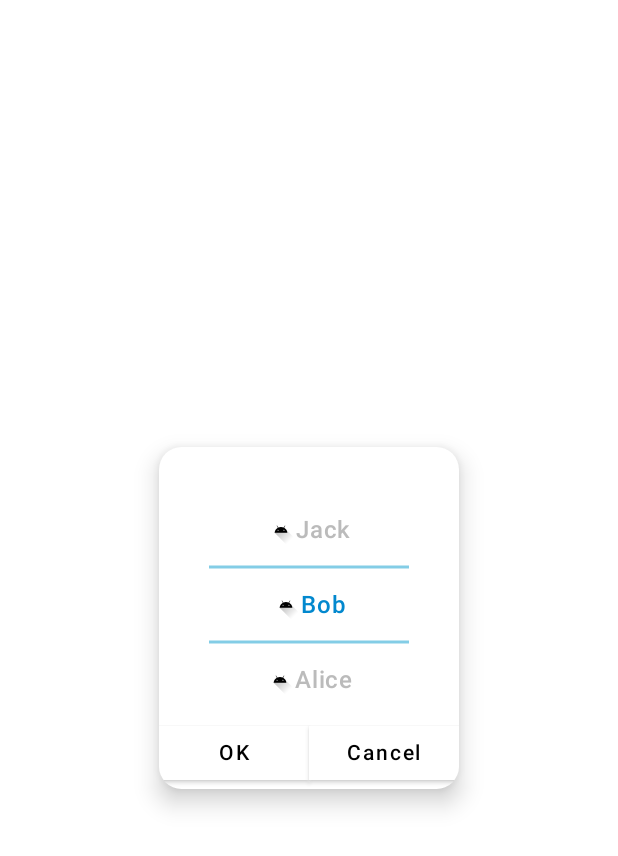
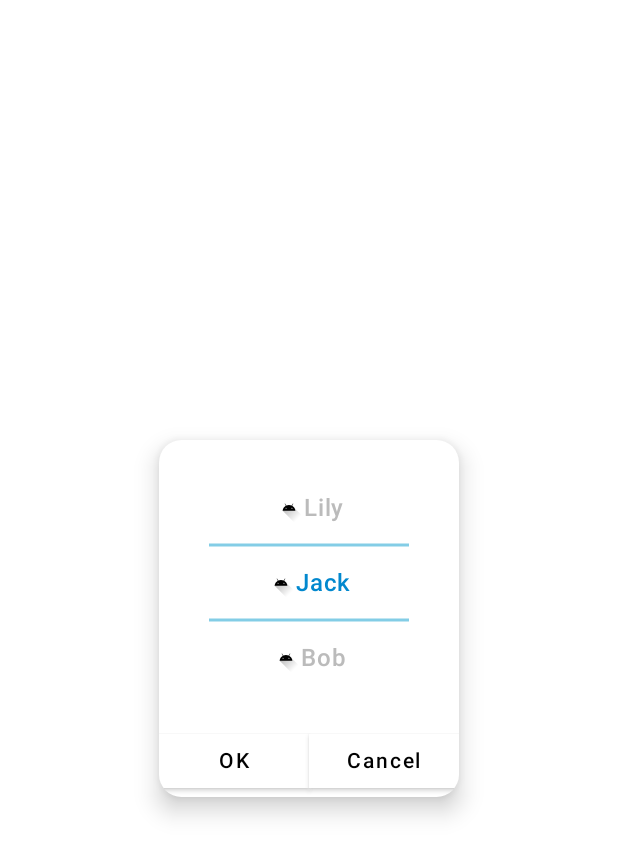
Before and after one commit to RugerMcCarthy/ScrollableSelectLayout, an Android app built with Jetpack Compose: the screen it shows after launch (MainActivity), after a tap on "OK", on a phone screen of 412 x 824 dp. Shown: the top 856 px of the screen. Run offline under Robolectric (Android 15) with nearby library versions, the phone set to English and light mode, and no system bars.

Commit message:
fix: 滚动组件页面销毁状态恢复

```diff
--- a/app/src/main/java/edu/bupt/composestudy/MainActivity.kt
+++ b/app/src/main/java/edu/bupt/composestudy/MainActivity.kt
@@ -6,11 +6,11 @@ import androidx.activity.compose.setContent
 import androidx.appcompat.app.AppCompatActivity
 import androidx.compose.foundation.background
 import androidx.compose.foundation.layout.*
-import androidx.compose.material.ExperimentalMaterialApi
-import androidx.compose.material.Icon
-import androidx.compose.material.MaterialTheme
-import androidx.compose.material.Text
+import androidx.compose.foundation.lazy.rememberLazyListState
+import androidx.compose.foundation.shape.RoundedCornerShape
+import androidx.compose.material.*
 import androidx.compose.runtime.remember
+import androidx.compose.runtime.saveable.rememberSaveable
 import androidx.compose.ui.Alignment
 import androidx.compose.ui.Modifier
 import androidx.compose.ui.graphics.Color
@@ -40,12 +40,41 @@ class MainActivity: AppCompatActivity() {
             Box(Modifier.fillMaxSize(),
                 contentAlignment = Alignment.Center
             ) {
-                SlideSelectBarLayout(items,
-                    header = {
-                        Spacer(modifier = Modifier.height(30.dp))
-                    },
-                    onSuccess = {
-                        Log.d("gzz", "$it")
+                var slideSelectBarState = rememberSaveable(saver =  SlideSelectBarState.Saver) {
+                    SlideSelectBarState(2)
+                }
+                SlideSelectBarLayout(
+                    items = items,
+                    slideSelectBarState = slideSelectBarState,
+                    modifier = Modifier.padding(vertical = 20.dp),
+                    footer = {
+                        Row(
+                            Modifier
+                                .fillMaxWidth()
+                        ) {
+                            Button(
+                                colors = ButtonDefaults.buttonColors(backgroundColor = Color.White),
+                                modifier = Modifier
+                                    .weight(1f),
+                                shape = RoundedCornerShape(0),
+                                onClick = {
+                                    Log.d("gzz", "index: ${slideSelectBarState.currentSwipeItemIndex}")
+                                }
+                            ) {
+                                Text("OK")
+                            }
+                            Button(
+                                colors = ButtonDefaults.buttonColors(backgroundColor = Color.White),
+                                shape = RoundedCornerShape(0),
+                                modifier = Modifier
+                                    .weight(1f),
+                                onClick = {
+                                    Log.d("gzz", "failure")
+                                }
+                            ) {
+                                Text("Cancel")
+                            }
+                        }
                     }
                 ) { item, selected->
                     Icon(painter = painterResource(id = R.drawable.ic_launcher_foreground)
--- a/app/src/main/java/edu/bupt/composestudy/SlideBarSelectLayout.kt
+++ b/app/src/main/java/edu/bupt/composestudy/SlideBarSelectLayout.kt
@@ -4,6 +4,7 @@ import android.util.Log
 import androidx.compose.foundation.background
 import androidx.compose.foundation.gestures.Orientation
 import androidx.compose.foundation.layout.*
+import androidx.compose.foundation.lazy.LazyListState
 import androidx.compose.foundation.shape.RoundedCornerShape
 import androidx.compose.material.Button
 import androidx.compose.material.ButtonDefaults
@@ -18,9 +19,13 @@ import androidx.compose.runtime.Composable
 import androidx.compose.runtime.getValue
 import androidx.compose.runtime.mutableStateOf
 import androidx.compose.runtime.remember
+import androidx.compose.runtime.saveable.Saver
+import androidx.compose.runtime.saveable.SaverScope
+import androidx.compose.runtime.saveable.listSaver
 import androidx.compose.runtime.setValue
 import androidx.compose.ui.Alignment
 import androidx.compose.ui.Modifier
+import androidx.compose.ui.composed
 import androidx.compose.ui.draw.drawWithContent
 import androidx.compose.ui.draw.shadow
 import androidx.compose.ui.focus.focusModifier
@@ -93,13 +98,33 @@ private fun <E> SlideSelectBarColumnContent(
     }
 }
 
+// 默认-1时初始状态为列表中间项
+class SlideSelectBarState(currentSwipeItemIndex: Int = -1) {
+    var currentSwipeItemIndex by mutableStateOf(currentSwipeItemIndex)
+
+    companion object {
+        val Saver = object: Saver<SlideSelectBarState, Int> {
+            override fun restore(value: Int): SlideSelectBarState {
+                return SlideSelectBarState(value)
+            }
+
+            override fun SaverScope.save(value: SlideSelectBarState): Int {
+                return value.currentSwipeItemIndex
+            }
+        }
+    }
+}
+
 @ExperimentalMaterialApi
 @Composable
-fun <E> SlideSelectBarLayout(items: List<E>,
+fun <E> SlideSelectBarLayout(
+    items: List<E>,
+    slideSelectBarState: SlideSelectBarState,
+    modifier: Modifier = Modifier,
     header: @Composable () -> Unit = {},
-                             onSuccess: (selectedIndex: Int) -> Unit,
-                             onFail: () -> Unit = {},
-                             content: @Composable RowScope.(E, Boolean) -> Unit) {
+    footer: @Composable () -> Unit = {},
+    content: @Composable RowScope.(E, Boolean) -> Unit
+) {
     val itemWidth = 200.dp
     val itemHeight = 50.dp
     val slideSelectBarColumnItems = remember(items) {
@@ -108,8 +133,11 @@ fun <E> SlideSelectBarLayout(items: List<E>,
         }
     }
     var midItemIndexStart = remember(slideSelectBarColumnItems) {
-        val midItemIndexStart = (((slideSelectBarColumnItems.size - 1) / 2) - 1).coerceAtLeast(0).coerceAtMost(slideSelectBarColumnItems.size - 2)
+        val midItemIndexStart = if (slideSelectBarState.currentSwipeItemIndex != -1) {
+            slideSelectBarState.currentSwipeItemIndex - 1
+        } else (((slideSelectBarColumnItems.size - 1) / 2) - 1).coerceAtLeast(0).coerceAtMost(slideSelectBarColumnItems.size - 2)
         slideSelectBarColumnItems[midItemIndexStart + 1].selected = true
+        slideSelectBarState.currentSwipeItemIndex = midItemIndexStart + 1
         midItemIndexStart
     }
     val anthors = remember(slideSelectBarColumnItems) {
@@ -123,6 +151,7 @@ fun <E> SlideSelectBarLayout(items: List<E>,
         slideSelectBarColumnItems[midItemIndexStart + 1].selected = false
         slideSelectBarColumnItems[it + 1].selected = true
         midItemIndexStart = it
+        slideSelectBarState.currentSwipeItemIndex = midItemIndexStart + 1
         true
     }
     Column(
@@ -137,6 +166,7 @@ fun <E> SlideSelectBarLayout(items: List<E>,
         Box(modifier = Modifier.fillMaxWidth()) {
             header()
         }
+        Box(modifier = Modifier.then(modifier)) {
             Box(
                 modifier = Modifier
                     .fillMaxWidth()
@@ -201,32 +231,9 @@ fun <E> SlideSelectBarLayout(items: List<E>,
                     )
                 }
             }
-            Row(
-                Modifier
-                    .fillMaxWidth()
-            ) {
-                Button(
-                    colors = ButtonDefaults.buttonColors(backgroundColor = Color.White),
-                    modifier = Modifier
-                        .weight(1f),
-                    shape = RoundedCornerShape(0),
-                    onClick = {
-                        onSuccess(midItemIndexStart + 1)
         }
-                ) {
-                    Text("OK")
-                }
-                Button(
-                    colors = ButtonDefaults.buttonColors(backgroundColor = Color.White),
-                    shape = RoundedCornerShape(0),
-                    modifier = Modifier
-                        .weight(1f),
-                    onClick = {
-                        onFail()
-                    }
-                ) {
-                    Text("Cancel")
-                }
+        Box(modifier = Modifier.fillMaxWidth()) {
+            footer()
         }
     }
 }
@@ -249,10 +256,12 @@ fun ScrollSelectColumnPreview() {
     Box(Modifier.fillMaxSize(),
         contentAlignment = Alignment.Center
     ) {
-        SlideSelectBarLayout(items,
-            onSuccess = {
-                Log.d("gzz", "$it")
+        var slideSelectBarState = remember {
+            SlideSelectBarState()
         }
+        SlideSelectBarLayout(
+            items = items,
+            slideSelectBarState = slideSelectBarState
         ) { item, selected ->
             Icon(painter = painterResource(id = R.drawable.ic_launcher_foreground)
                 , contentDescription = "test",
```
Lines whose indentation alone changed are shown as unchanged.
